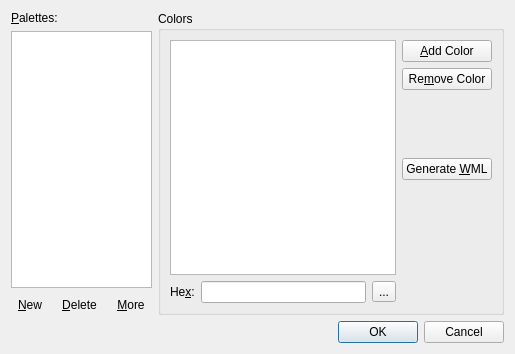
This is src/custompalettes.ui in irydacea/wespal as Qt 5 draws it before an edit. The edited form follows.
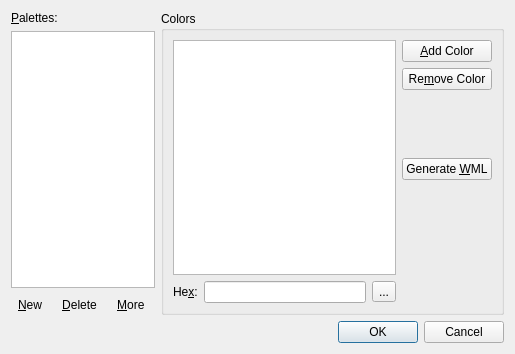
This is the edited form. Icons and pictures are not drawn.

Commit message: custompalettes, customranges: The More button needs an extra blank at the end of its label so the arrow doesn't overlap the text too much (especially on Windows)

```diff
--- a/src/custompalettes.ui
+++ b/src/custompalettes.ui
@@ -74,7 +74,7 @@
             </sizepolicy>
            </property>
            <property name="text">
-            <string>&amp;More</string>
+            <string>&amp;More </string>
            </property>
            <property name="popupMode">
             <enum>QToolButton::InstantPopup</enum>
@@ -92,7 +92,7 @@
       </layout>
      </item>
      <item>
-      <widget class="QGroupBox" name="">
+      <widget class="QGroupBox" name="groupBox">
        <property name="title">
         <string>Colors</string>
        </property>
```
Left out of the diff: 16 changed lines with no effect on the pictures. The commit also changes 1 other file.
